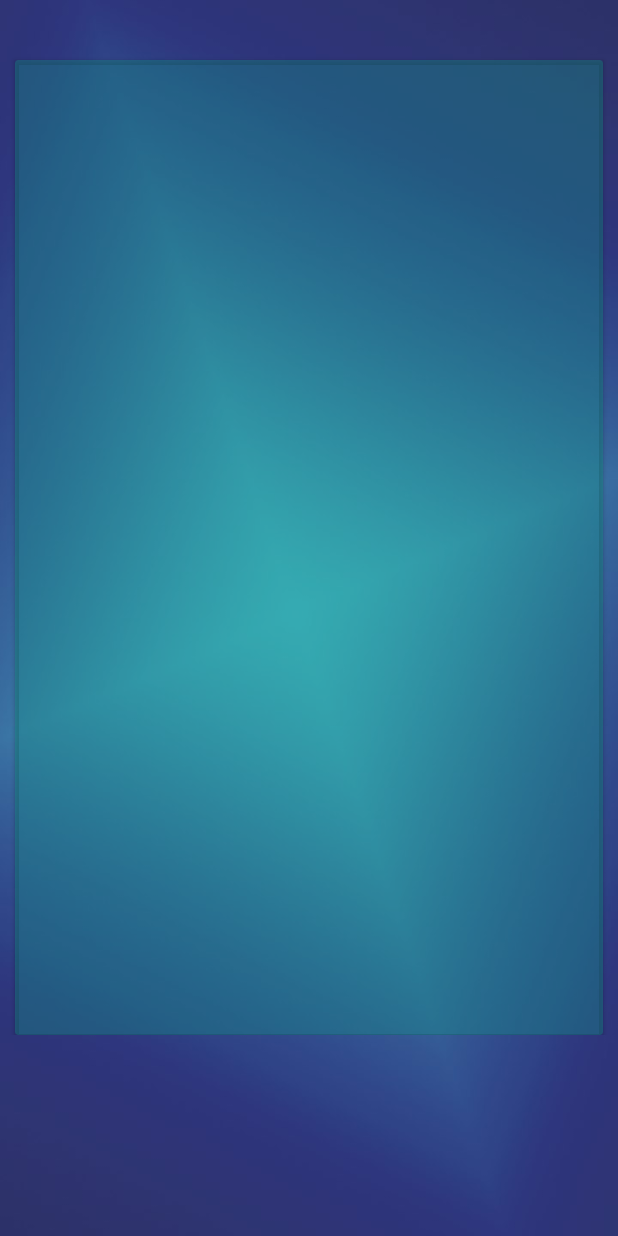
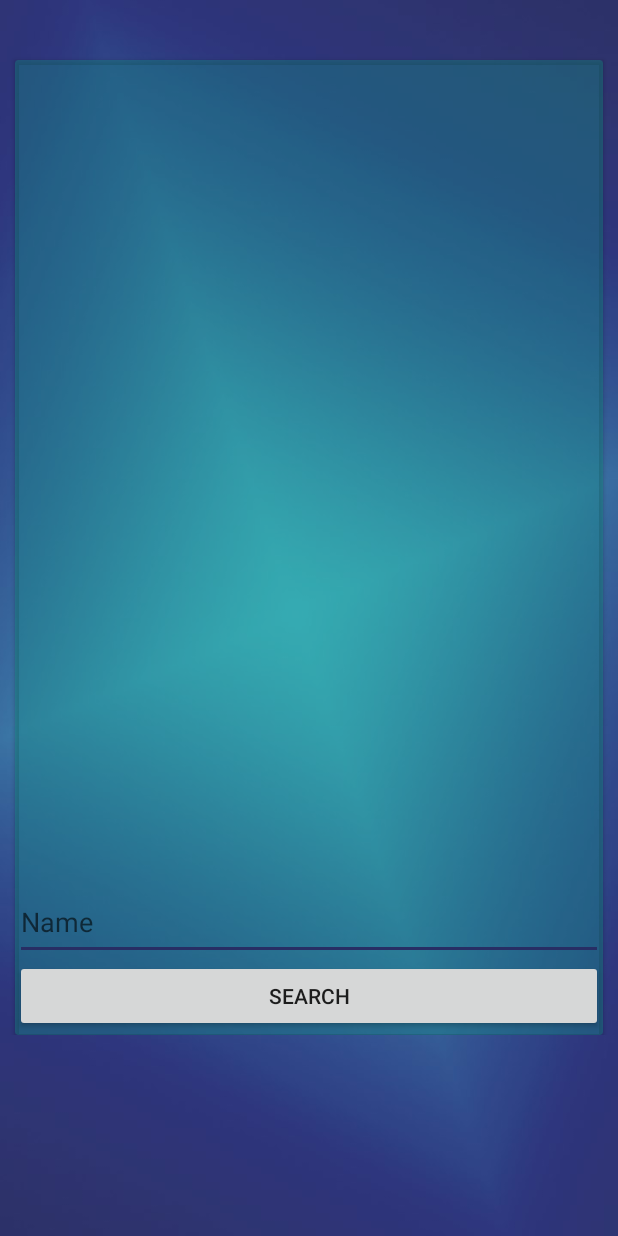
Before and after one commit to MBTIS/mbtis, an Android app: the Results screen opened directly, with no data from a screen before it, on a phone screen of 412 x 824 dp. Run offline under Robolectric (Android 15) with nearby library versions, the phone set to English and light mode, and no system bars.

Commit message:
done result functionality

```diff
--- a/app/src/main/java/com/example/mobileproject/Finish.java
+++ b/app/src/main/java/com/example/mobileproject/Finish.java
@@ -49,7 +49,6 @@ public class Finish extends AppCompatActivity {
                 name=username.getText().toString();
                 String query="INSERT INTO userdata VALUES (null, '"+name+"', '"+MBTIResult+"')";
                 sqlite.execSQL(query);
-                Log.e("Inserted", "Yes it is Inserted");
                 String show;
                 Cursor cursor= sqlite.rawQuery("SELECT * FROM userdata", null);
                 while(cursor.moveToNext()){
--- a/app/src/main/java/com/example/mobileproject/Results.java
+++ b/app/src/main/java/com/example/mobileproject/Results.java
@@ -2,13 +2,48 @@ package com.example.mobileproject;
 
 import androidx.appcompat.app.AppCompatActivity;
 
+import android.database.Cursor;
+import android.database.sqlite.SQLiteDatabase;
 import android.os.Bundle;
+import android.util.Log;
+import android.view.View;
+import android.widget.Button;
+import android.widget.EditText;
+import android.widget.TextView;
+import android.widget.Toast;
 
 public class Results extends AppCompatActivity {
 
+    TextView ShowResults;
+    EditText ResultsUsername;
+    Button Search;
+    String name;
     @Override
     protected void onCreate(Bundle savedInstanceState) {
         super.onCreate(savedInstanceState);
         setContentView(R.layout.activity_results);
+        ShowResults=(TextView)findViewById(R.id.DisplayResult);
+        ResultsUsername=(EditText) findViewById(R.id.resultUsername);
+        Search=(Button) findViewById(R.id.display);
     }
+
+    public void search(View view) {
+        if(ResultsUsername.length() != 0){
+            retriveData();
+        }
+        else {
+            Toast.makeText(this, "Please Fill your name!", Toast.LENGTH_SHORT).show();
+        }
+    }
+    public void retriveData(){
+                SQLiteDatabase sqlite=getBaseContext().openOrCreateDatabase("User_Information", MODE_PRIVATE, null);
+                name=ResultsUsername.getText().toString();
+                Cursor cursor= sqlite.rawQuery("SELECT * FROM userdata where name='"+name+"'", null);
+                while(cursor.moveToNext()){
+                    String Userid=cursor.getString(0);
+                    String Username=cursor.getString(1);
+                    String Userresult=cursor.getString(2);
+                    ShowResults.setText("Hey "+Username+" your MBTI Result is \n"+Userresult);
+                }
+        }
 }
--- a/app/src/main/res/layout/activity_results.xml
+++ b/app/src/main/res/layout/activity_results.xml
@@ -24,6 +24,36 @@
                 android:layout_marginTop="40dp"
                 android:layout_marginHorizontal="10dp">
 
+                <LinearLayout
+                    android:layout_width="match_parent"
+                    android:layout_height="match_parent"
+                    android:orientation="vertical">
+
+                    <TextView
+                        android:id="@+id/DisplayResult"
+                        android:layout_width="match_parent"
+                        android:layout_height="550dp"
+                        android:gravity="center"
+                        android:textColor="#ffffff"
+                        android:textSize="45dp"></TextView>
+
+                    <EditText
+                        android:id="@+id/resultUsername"
+                        android:layout_width="match_parent"
+                        android:layout_height="50dp"
+                        android:ems="10"
+                        android:inputType="textPersonName"
+                        android:hint="Name"
+                        android:textColor="#ffffff"/>
+
+                    <Button
+                        android:id="@+id/display"
+                        android:layout_width="match_parent"
+                        android:layout_height="wrap_content"
+                        android:onClick="search"
+                        android:text="Search" />
+                </LinearLayout>
+
             </androidx.cardview.widget.CardView>
         </LinearLayout>
     </ScrollView>
```
